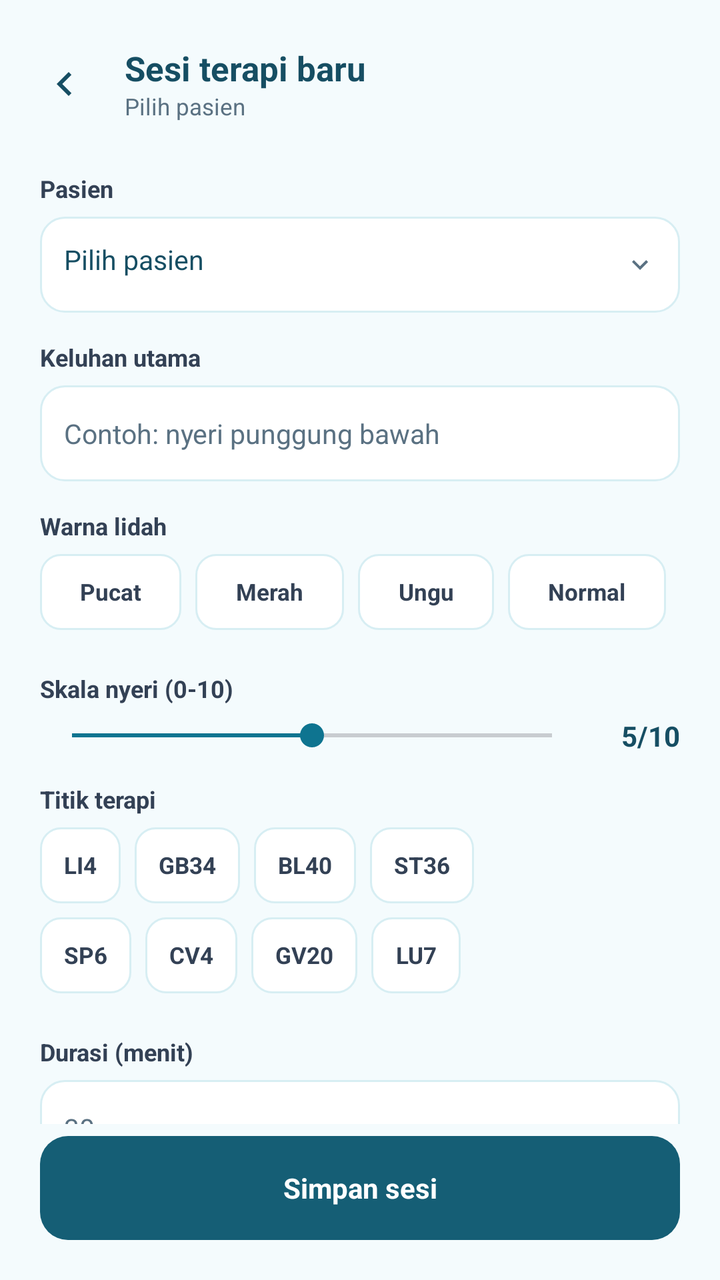
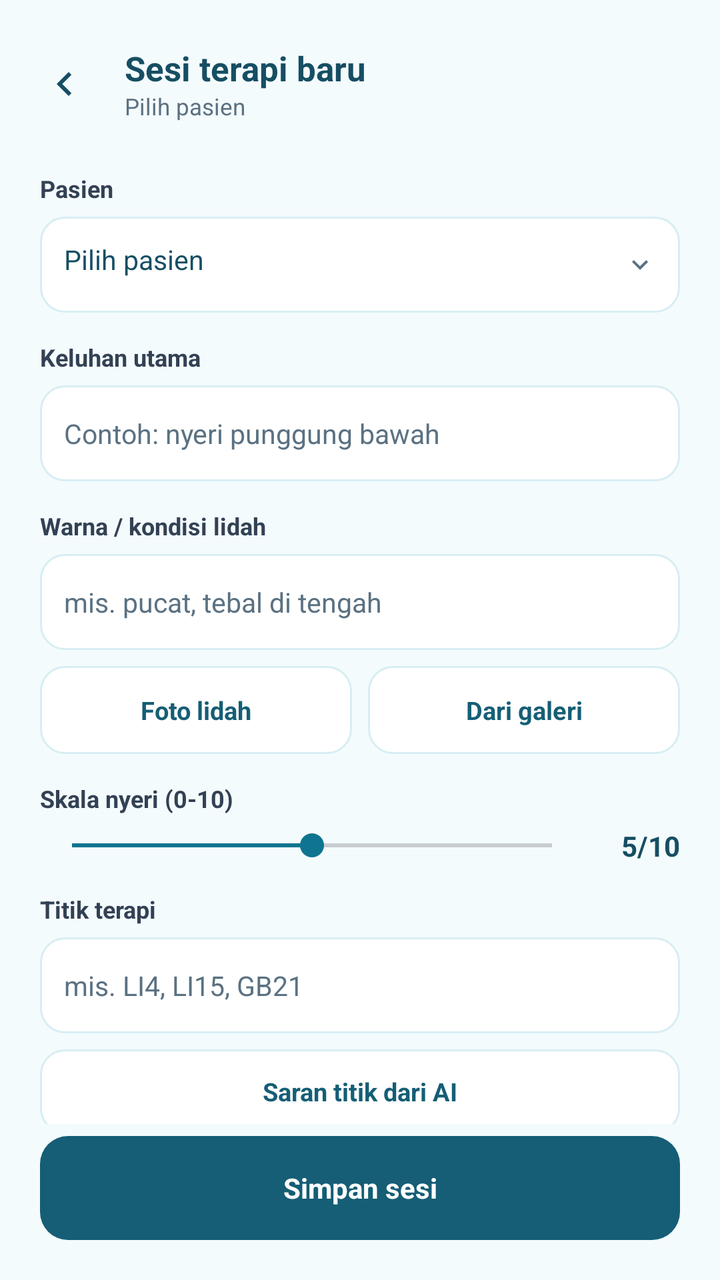

The first picture is an Android layout as it rendered before a commit; the second is the same layout after the commit. The layout source and the unified diff follow.
<!-- AndroidManifest.xml: application theme Theme.AcuMedis -->
<!-- res/layout/activity_session_form.xml -->
<?xml version="1.0" encoding="utf-8"?>
<LinearLayout xmlns:android="http://schemas.android.com/apk/res/android"
    android:layout_width="match_parent"
    android:layout_height="match_parent"
    android:background="@color/bg"
    android:orientation="vertical">

    <LinearLayout
        android:layout_width="match_parent"
        android:layout_height="wrap_content"
        android:gravity="center_vertical"
        android:orientation="horizontal"
        android:paddingStart="20dp"
        android:paddingEnd="20dp"
        android:paddingTop="18dp"
        android:paddingBottom="6dp">

        <ImageButton
            android:id="@+id/back"
            android:layout_width="48dp"
            android:layout_height="48dp"
            android:layout_marginStart="-12dp"
            android:background="?attr/selectableItemBackgroundBorderless"
            android:contentDescription="Kembali"
            android:src="@drawable/ic_back" />

        <LinearLayout
            android:layout_width="0dp"
            android:layout_height="wrap_content"
            android:layout_marginStart="6dp"
            android:layout_weight="1"
            android:orientation="vertical">

            <TextView
                android:layout_width="match_parent"
                android:layout_height="wrap_content"
                android:text="Sesi terapi baru"
                android:textColor="@color/fg"
                android:textSize="17sp"
                android:textStyle="bold" />

            <TextView
                android:id="@+id/sub"
                android:layout_width="match_parent"
                android:layout_height="wrap_content"
                android:ellipsize="end"
                android:maxLines="1"
                android:text="Pilih pasien"
                android:textColor="@color/muted"
                android:textSize="11.5sp" />
        </LinearLayout>
    </LinearLayout>

    <ScrollView
        android:layout_width="match_parent"
        android:layout_height="0dp"
        android:layout_weight="1"
        android:fillViewport="true"
        android:scrollbars="none">

        <LinearLayout
            android:layout_width="match_parent"
            android:layout_height="wrap_content"
            android:orientation="vertical"
            android:paddingStart="20dp"
            android:paddingEnd="20dp"
            android:paddingBottom="20dp">

            <TextView
                style="@style/FieldLabel"
                android:text="Pasien" />

            <TextView
                android:id="@+id/pickPatient"
                style="@style/FieldInput"
                android:clickable="true"
                android:drawableEnd="@drawable/ic_chevron"
                android:drawablePadding="8dp"
                android:focusable="true"
                android:text="Pilih pasien" />

            <TextView
                style="@style/FieldLabel"
                android:text="Keluhan utama" />

            <EditText
                android:id="@+id/complaint"
                style="@style/FieldInput"
                android:hint="Contoh: nyeri punggung bawah"
                android:importantForAutofill="no"
                android:inputType="textCapSentences" />

            <TextView
                style="@style/FieldLabel"
                android:text="Warna lidah" />

            <LinearLayout
                android:layout_width="match_parent"
                android:layout_height="wrap_content"
                android:orientation="horizontal"
                android:weightSum="4">

                <TextView android:id="@+id/tPucat" style="@style/Chip" android:layout_weight="1" android:text="Pucat" android:textAlignment="center" />
                <TextView android:id="@+id/tMerah" style="@style/Chip" android:layout_weight="1" android:text="Merah" android:textAlignment="center" />
                <TextView android:id="@+id/tUngu" style="@style/Chip" android:layout_weight="1" android:text="Ungu" android:textAlignment="center" />
                <TextView android:id="@+id/tNormal" style="@style/Chip" android:layout_weight="1" android:text="Normal" android:textAlignment="center" />
            </LinearLayout>

            <TextView
                style="@style/FieldLabel"
                android:text="Skala nyeri (0-10)" />

            <LinearLayout
                android:layout_width="match_parent"
                android:layout_height="wrap_content"
                android:gravity="center_vertical"
                android:orientation="horizontal">

                <SeekBar
                    android:id="@+id/pain"
                    android:layout_width="0dp"
                    android:layout_height="wrap_content"
                    android:layout_weight="1"
                    android:max="10"
                    android:progress="5" />

                <TextView
                    android:id="@+id/painLabel"
                    android:layout_width="48dp"
                    android:layout_height="wrap_content"
                    android:gravity="end"
                    android:text="5/10"
                    android:textColor="@color/fg"
                    android:textSize="14sp"
                    android:textStyle="bold" />
            </LinearLayout>

            <TextView
                style="@style/FieldLabel"
                android:text="Titik terapi" />

            <LinearLayout
                android:layout_width="match_parent"
                android:layout_height="wrap_content"
                android:orientation="horizontal">

                <TextView android:id="@+id/pLI4" style="@style/Chip" android:text="LI4" />
                <TextView android:id="@+id/pGB34" style="@style/Chip" android:text="GB34" />
                <TextView android:id="@+id/pBL40" style="@style/Chip" android:text="BL40" />
                <TextView android:id="@+id/pST36" style="@style/Chip" android:text="ST36" />
            </LinearLayout>

            <LinearLayout
                android:layout_width="match_parent"
                android:layout_height="wrap_content"
                android:orientation="horizontal">

                <TextView android:id="@+id/pSP6" style="@style/Chip" android:text="SP6" />
                <TextView android:id="@+id/pCV4" style="@style/Chip" android:text="CV4" />
                <TextView android:id="@+id/pGV20" style="@style/Chip" android:text="GV20" />
                <TextView android:id="@+id/pLU7" style="@style/Chip" android:text="LU7" />
            </LinearLayout>

            <TextView
                style="@style/FieldLabel"
                android:text="Durasi (menit)" />

            <EditText
                android:id="@+id/duration"
                style="@style/FieldInput"
                android:hint="30"
                android:importantForAutofill="no"
                android:inputType="number" />

            <TextView
                style="@style/FieldLabel"
                android:text="Catatan" />

            <EditText
                android:id="@+id/notes"
                style="@style/FieldInput"
                android:gravity="top|start"
                android:hint="Observasi, anjuran, dsb"
                android:importantForAutofill="no"
                android:inputType="textCapSentences|textMultiLine"
                android:minLines="3" />

            <TextView
                style="@style/FieldLabel"
                android:text="Biaya" />

            <EditText
                android:id="@+id/fee"
                style="@style/FieldInput"
                android:hint="150000"
                android:importantForAutofill="no"
                android:inputType="number" />

            <LinearLayout
                android:layout_width="match_parent"
                android:layout_height="wrap_content"
                android:layout_marginTop="8dp"
                android:orientation="horizontal">

                <TextView
                    android:id="@+id/paid"
                    style="@style/Chip"
                    android:text="Sudah dibayar" />

                <TextView
                    android:id="@+id/unpaid"
                    style="@style/Chip"
                    android:text="Belum dibayar" />
            </LinearLayout>

            <TextView
                android:id="@+id/error"
                android:layout_width="match_parent"
                android:layout_height="wrap_content"
                android:layout_marginTop="10dp"
                android:textColor="@color/red"
                android:textSize="12sp"
                android:textStyle="bold"
                android:visibility="gone" />
        </LinearLayout>
    </ScrollView>

    <LinearLayout
        android:layout_width="match_parent"
        android:layout_height="wrap_content"
        android:paddingStart="20dp"
        android:paddingEnd="20dp"
        android:paddingTop="6dp"
        android:paddingBottom="20dp">

        <TextView
            android:id="@+id/save"
            android:layout_width="match_parent"
            android:layout_height="52dp"
            android:background="@drawable/bg_btn"
            android:clickable="true"
            android:focusable="true"
            android:gravity="center"
            android:text="Simpan sesi"
            android:textColor="#FFFFFF"
            android:textSize="14sp"
            android:textStyle="bold" />
    </LinearLayout>
</LinearLayout>
<!-- resources referenced by this layout -->
<resources>
  <color name="bg">#FFF4FBFD</color>
  <color name="fg">#FF164E63</color>
  <color name="muted">#FF5A7182</color>
  <color name="red">#FFB91C1C</color>
  <!-- drawable bg_btn (drawable) -->
  <?xml version="1.0" encoding="utf-8"?>
  <selector xmlns:android="http://schemas.android.com/apk/res/android">
      <item android:state_pressed="true">
          <shape android:shape="rectangle">
              <solid android:color="@color/primary" />
              <corners android:radius="14dp" />
          </shape>
      </item>
      <item>
          <shape android:shape="rectangle">
              <solid android:color="@color/primary_deep" />
              <corners android:radius="14dp" />
          </shape>
      </item>
  </selector>
  <!-- drawable ic_back (drawable) -->
  <vector xmlns:android="http://schemas.android.com/apk/res/android"
      android:width="24dp" android:height="24dp"
      android:viewportWidth="24" android:viewportHeight="24">
      <path android:fillColor="#164E63" android:pathData="M15.4,7.4L14,6l-6,6 6,6 1.4,-1.4L10.8,12z" />
  </vector>
  <!-- drawable ic_chevron (drawable) -->
  <vector xmlns:android="http://schemas.android.com/apk/res/android"
      android:width="16dp" android:height="16dp"
      android:viewportWidth="24" android:viewportHeight="24">
      <path android:fillColor="#5A7182" android:pathData="M7.4,8.6L12,13.2l4.6,-4.6L18,10l-6,6 -6,-6z" />
  </vector>
  <style name="FieldLabel">
          <item name="android:layout_width">match_parent</item>
          <item name="android:layout_height">wrap_content</item>
          <item name="android:layout_marginTop">14dp</item>
          <item name="android:layout_marginBottom">6dp</item>
          <item name="android:textColor">@color/fg2</item>
          <item name="android:textSize">12sp</item>
          <item name="android:textStyle">bold</item>
      </style>
  <color name="primary">#FF0E7490</color>
  <color name="primary_deep">#FF155E75</color>
  <!-- drawable bg_chip (drawable) -->
  <?xml version="1.0" encoding="utf-8"?>
  <selector xmlns:android="http://schemas.android.com/apk/res/android">
      <item android:state_selected="true">
          <shape android:shape="rectangle">
              <solid android:color="@color/primary_deep" />
              <corners android:radius="10dp" />
          </shape>
      </item>
      <item>
          <shape android:shape="rectangle">
              <solid android:color="@color/card" />
              <stroke android:width="1dp" android:color="@color/border" />
              <corners android:radius="10dp" />
          </shape>
      </item>
  </selector>
  <color name="fg2">#FF334155</color>
  <color name="card">#FFFFFFFF</color>
  <color name="border">#FFD7EEF3</color>
  <!-- unchanged entries left out for length: 4 -->
</resources>

<!-- the commit's change to res/layout/activity_session_form.xml (unified diff, before → after) -->
@@ -92,18 +92,102 @@
 
             <TextView
                 style="@style/FieldLabel"
-                android:text="Warna lidah" />
+                android:text="Warna / kondisi lidah" />
+
+            <EditText
+                android:id="@+id/tongue"
+                style="@style/FieldInput"
+                android:hint="mis. pucat, tebal di tengah"
+                android:importantForAutofill="no"
+                android:inputType="textCapSentences" />
 
             <LinearLayout
                 android:layout_width="match_parent"
                 android:layout_height="wrap_content"
-                android:orientation="horizontal"
-                android:weightSum="4">
-
-                <TextView android:id="@+id/tPucat" style="@style/Chip" android:layout_weight="1" android:text="Pucat" android:textAlignment="center" />
-                <TextView android:id="@+id/tMerah" style="@style/Chip" android:layout_weight="1" android:text="Merah" android:textAlignment="center" />
-                <TextView android:id="@+id/tUngu" style="@style/Chip" android:layout_weight="1" android:text="Ungu" android:textAlignment="center" />
-                <TextView android:id="@+id/tNormal" style="@style/Chip" android:layout_weight="1" android:text="Normal" android:textAlignment="center" />
+                android:layout_marginTop="8dp"
+                android:orientation="horizontal">
+
+                <TextView
+                    android:id="@+id/takePhoto"
+                    android:layout_width="0dp"
+                    android:layout_height="44dp"
+                    android:layout_weight="1"
+                    android:background="@drawable/bg_input"
+                    android:clickable="true"
+                    android:focusable="true"
+                    android:gravity="center"
+                    android:text="Foto lidah"
+                    android:textColor="@color/primary_deep"
+                    android:textSize="12.5sp"
+                    android:textStyle="bold" />
+
+                <TextView
+                    android:id="@+id/pickPhoto"
+                    android:layout_width="0dp"
+                    android:layout_height="44dp"
+                    android:layout_marginStart="8dp"
+                    android:layout_weight="1"
+                    android:background="@drawable/bg_input"
+                    android:clickable="true"
+                    android:focusable="true"
+                    android:gravity="center"
+                    android:text="Dari galeri"
+                    android:textColor="@color/primary_deep"
+                    android:textSize="12.5sp"
+                    android:textStyle="bold" />
+            </LinearLayout>
+
+            <ImageView
+                android:id="@+id/tonguePreview"
+                android:layout_width="match_parent"
+                android:layout_height="180dp"
+                android:layout_marginTop="10dp"
+                android:background="@drawable/bg_card"
+                android:contentDescription="Foto lidah"
+                android:scaleType="centerCrop"
+                android:visibility="gone" />
+
+            <LinearLayout
+                android:id="@+id/aiBox"
+                android:layout_width="match_parent"
+                android:layout_height="wrap_content"
+                android:layout_marginTop="10dp"
+                android:background="@drawable/bg_ai"
+                android:orientation="vertical"
+                android:padding="12dp"
+                android:visibility="gone">
+
+                <TextView
+                    android:layout_width="wrap_content"
+                    android:layout_height="wrap_content"
+                    android:letterSpacing="0.06"
+                    android:text="Saran AI"
+                    android:textColor="@color/primary_deep"
+                    android:textSize="11sp"
+                    android:textStyle="bold" />
+
+                <TextView
+                    android:id="@+id/aiText"
+                    android:layout_width="match_parent"
+                    android:layout_height="wrap_content"
+                    android:layout_marginTop="4dp"
+                    android:textColor="@color/fg2"
+                    android:textSize="12.5sp" />
+
+                <TextView
+                    android:id="@+id/aiUse"
+                    android:layout_width="match_parent"
+                    android:layout_height="40dp"
+                    android:layout_marginTop="8dp"
+                    android:background="@drawable/bg_btn"
+                    android:clickable="true"
+                    android:focusable="true"
+                    android:gravity="center"
+                    android:text="Pakai saran ini"
+                    android:textColor="#FFFFFF"
+                    android:textSize="12.5sp"
+                    android:textStyle="bold"
+                    android:visibility="gone" />
             </LinearLayout>
 
             <TextView
@@ -139,27 +223,26 @@
                 style="@style/FieldLabel"
                 android:text="Titik terapi" />
 
-            <LinearLayout
-                android:layout_width="match_parent"
-                android:layout_height="wrap_content"
-                android:orientation="horizontal">
-
-                <TextView android:id="@+id/pLI4" style="@style/Chip" android:text="LI4" />
-                <TextView android:id="@+id/pGB34" style="@style/Chip" android:text="GB34" />
-                <TextView android:id="@+id/pBL40" style="@style/Chip" android:text="BL40" />
-                <TextView android:id="@+id/pST36" style="@style/Chip" android:text="ST36" />
-            </LinearLayout>
-
-            <LinearLayout
-                android:layout_width="match_parent"
-                android:layout_height="wrap_content"
-                android:orientation="horizontal">
-
-                <TextView android:id="@+id/pSP6" style="@style/Chip" android:text="SP6" />
-                <TextView android:id="@+id/pCV4" style="@style/Chip" android:text="CV4" />
-                <TextView android:id="@+id/pGV20" style="@style/Chip" android:text="GV20" />
-                <TextView android:id="@+id/pLU7" style="@style/Chip" android:text="LU7" />
-            </LinearLayout>
+            <EditText
+                android:id="@+id/points"
+                style="@style/FieldInput"
+                android:hint="mis. LI4, LI15, GB21"
+                android:importantForAutofill="no"
+                android:inputType="textCapCharacters" />
+
+            <TextView
+                android:id="@+id/suggestPoints"
+                android:layout_width="match_parent"
+                android:layout_height="42dp"
+                android:layout_marginTop="8dp"
+                android:background="@drawable/bg_input"
+                android:clickable="true"
+                android:focusable="true"
+                android:gravity="center"
+                android:text="Saran titik dari AI"
+                android:textColor="@color/primary_deep"
+                android:textSize="12.5sp"
+                android:textStyle="bold" />
 
             <TextView
                 style="@style/FieldLabel"
<!-- resource entries referenced after the edit -->
@@ -4,6 +4,13 @@
   <color name="fg">#FF164E63</color>
   <color name="muted">#FF5A7182</color>
   <color name="red">#FFB91C1C</color>
+  <!-- drawable bg_ai (drawable) -->
+  <?xml version="1.0" encoding="utf-8"?>
+  <shape xmlns:android="http://schemas.android.com/apk/res/android" android:shape="rectangle">
+      <solid android:color="#FFECFDF5" />
+      <stroke android:width="1dp" android:color="#FFA7F3D0" />
+      <corners android:radius="16dp" />
+  </shape>
   <!-- drawable bg_btn (drawable) -->
   <?xml version="1.0" encoding="utf-8"?>
   <selector xmlns:android="http://schemas.android.com/apk/res/android">
@@ -20,6 +27,20 @@
           </shape>
       </item>
   </selector>
+  <!-- drawable bg_card (drawable) -->
+  <?xml version="1.0" encoding="utf-8"?>
+  <shape xmlns:android="http://schemas.android.com/apk/res/android" android:shape="rectangle">
+      <solid android:color="@color/card" />
+      <stroke android:width="1dp" android:color="@color/border" />
+      <corners android:radius="14dp" />
+  </shape>
+  <!-- drawable bg_input (drawable) -->
+  <?xml version="1.0" encoding="utf-8"?>
+  <shape xmlns:android="http://schemas.android.com/apk/res/android" android:shape="rectangle">
+      <solid android:color="@color/card" />
+      <stroke android:width="1dp" android:color="@color/border" />
+      <corners android:radius="12dp" />
+  </shape>
   <!-- drawable ic_back (drawable) -->
   <vector xmlns:android="http://schemas.android.com/apk/res/android"
       android:width="24dp" android:height="24dp"
